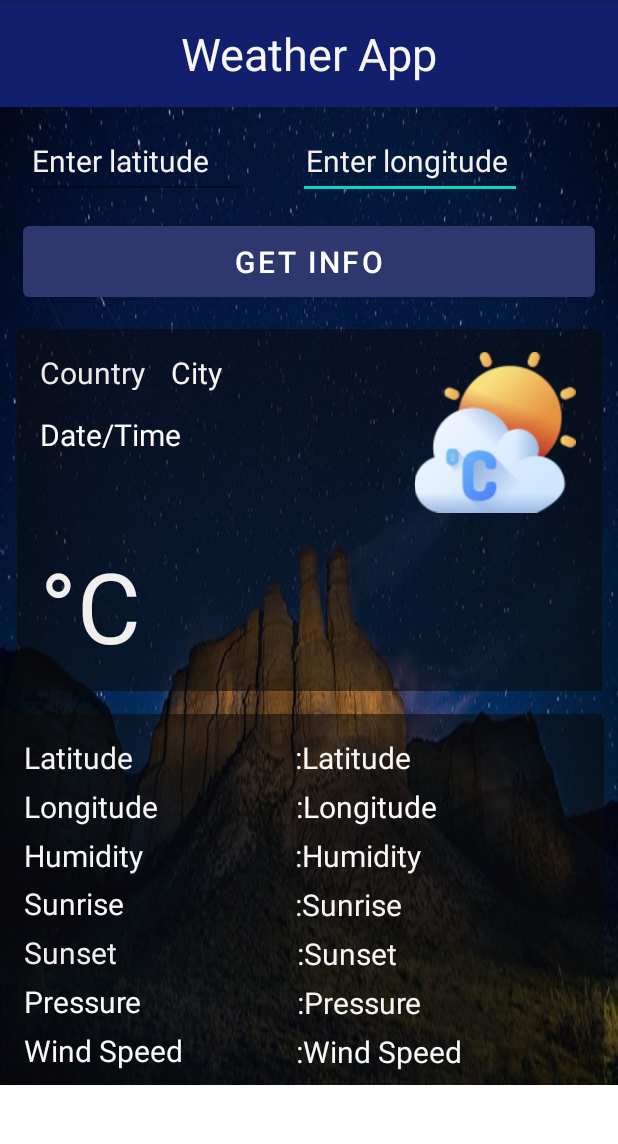
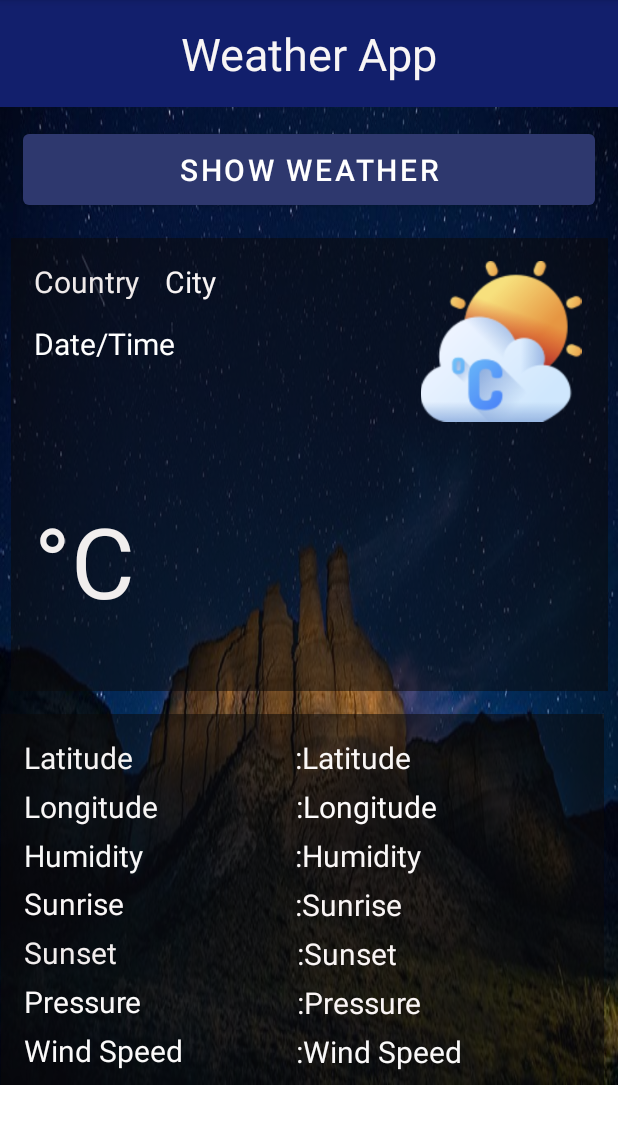
Before and after one commit to tas-wtag/myWeatherApplication, an Android app: the screen it shows after launch (MainActivity), on a phone screen of 412 x 824 dp, the part 84-1228 px from its top. Run offline under Robolectric (Android 15) with nearby library versions, the phone set to English and light mode, and no system bars; our stand-ins replace Picasso, Volley; pictures from the network do not load.

Commit message:
third commit

```diff
--- a/app/src/main/AndroidManifest.xml
+++ b/app/src/main/AndroidManifest.xml
@@ -3,6 +3,7 @@
     package="com.example.myweather2">
     <uses-permission android:name="android.permission.INTERNET" />
     <uses-permission android:name="android.permission.ACCESS_NETWORK_STATE" />
+    <uses-permission android:name="android.permission.ACCESS_COARSE_LOCATION" />
     <uses-permission android:name="android.permission.ACCESS_FINE_LOCATION" />
 
     <application
--- a/app/src/main/java/com/example/myweather2/MainActivity.java
+++ b/app/src/main/java/com/example/myweather2/MainActivity.java
@@ -1,9 +1,17 @@
 package com.example.myweather2;
 
 import androidx.appcompat.app.AppCompatActivity;
+import androidx.core.app.ActivityCompat;
 
+import android.Manifest;
 import android.annotation.SuppressLint;
+import android.content.Context;
+import android.content.pm.PackageManager;
+import android.location.Location;
+import android.location.LocationListener;
+import android.location.LocationManager;
 import android.os.Bundle;
+import android.util.Log;
 import android.view.View;
 import android.widget.Button;
 import android.widget.EditText;
@@ -30,15 +38,25 @@ import java.util.Date;
 import java.util.Locale;
 import java.util.TimeZone;
 
-public class MainActivity extends AppCompatActivity {
+public class MainActivity extends AppCompatActivity implements LocationListener {
 
 
+    //location
+    protected LocationManager locationManager;
+    protected LocationListener locationListener;
+    protected Context context;
+    protected String latitude, longitude;
+    protected boolean gps_enabled, network_enabled;
+
     EditText editText1,editText2;
+    double lati;
+    double longi;
+    TextView TextView3;
     Button button;
     ImageView imageView;
     TextView country,city,temp,time;
-    TextView latitude;
-    TextView longitude;
+    TextView latitude1;
+    TextView longitude1;
     TextView pressure;
     TextView humidity;
     TextView sunrise;
@@ -51,16 +69,16 @@ public class MainActivity extends AppCompatActivity {
         super.onCreate(savedInstanceState);
         setContentView(R.layout.activity_main);
 
-        editText1=findViewById(R.id.editTextTextPersonName);
-        editText2=findViewById(R.id.editTextTextPersonName2);
+        //editText1=findViewById(R.id.editTextTextPersonName);
+        //editText2=findViewById(R.id.editTextTextPersonName2);
         button = findViewById(R.id.button);
         country=findViewById(R.id.country);
         city=findViewById(R.id.city);
         temp=findViewById(R.id.temp);
         time=findViewById(R.id.textView2);
 
-        latitude=findViewById(R.id.Latitude);
-        longitude=findViewById(R.id.Longitude);
+        latitude1=findViewById(R.id.Latitude);
+        longitude1=findViewById(R.id.Longitude);
         humidity=findViewById(R.id.Humidity);
         sunrise=findViewById(R.id.Sunrise);
         sunset=findViewById(R.id.Sunset);
@@ -72,18 +90,31 @@ public class MainActivity extends AppCompatActivity {
         button.setOnClickListener(new View.OnClickListener() {
             @Override
             public void onClick(View v) {
+
                 findweather();
             }
         });
-
     }
 
+    public void findweather(){
 
+        //location
+        locationManager = (LocationManager) getSystemService(Context.LOCATION_SERVICE);
+        if (ActivityCompat.checkSelfPermission(this, Manifest.permission.ACCESS_FINE_LOCATION) != PackageManager.PERMISSION_GRANTED && ActivityCompat.checkSelfPermission(this, android.Manifest.permission.ACCESS_COARSE_LOCATION) != PackageManager.PERMISSION_GRANTED) {
+            // TODO: Consider calling
+            //    ActivityCompat#requestPermissions
+            // here to request the missing permissions, and then overriding
+            //   public void onRequestPermissionsResult(int requestCode, String[] permissions,
+            //                                          int[] grantResults)
+            // to handle the case where the user grants the permission. See the documentation
+            // for ActivityCompat#requestPermissions for more details.
+            return;
+        }
+        locationManager.requestLocationUpdates(LocationManager.GPS_PROVIDER, 0, 0, this);
 
-    public void findweather(){
         //String city1=editText.getText().toString();
-        String lat=editText1.getText().toString();
-        String lon=editText2.getText().toString();
+        String lat=String.valueOf(lati);
+        String lon=String.valueOf(longi);
         String url="http://api.openweathermap.org/data/2.5/weather?units=metric&lat="+lat+"&lon="+lon+"&appid=1ccb72c16c65d0f4afbfbb0c64313fbf";
 
 
@@ -128,12 +159,12 @@ public class MainActivity extends AppCompatActivity {
                     //find latitude
                     JSONObject object4=jsonObject.getJSONObject("coord");
                     double lat_find=object4.getDouble("lat");
-                    latitude.setText(lat_find+"°  N ");
+                    latitude1.setText(lat_find+"°  N ");
 
                     //find longitude
                     JSONObject object5=jsonObject.getJSONObject("coord");
                     double lon_find=object5.getDouble("lon");
-                    longitude.setText(lon_find+"°  E ");
+                    longitude1.setText(lon_find+"°  E ");
 
                     //find humidity
                     JSONObject object6=jsonObject.getJSONObject("main");
@@ -184,4 +215,33 @@ public class MainActivity extends AppCompatActivity {
         RequestQueue requestQueue= Volley.newRequestQueue(MainActivity.this);
         requestQueue.add(stringRequest);
     }
+    public void sendMessage(View view) {
+        // Do something in response to button
+    }
+
+    //location
+    @Override
+    public void onLocationChanged(Location location) {
+
+       lati=location.getLatitude();
+       longi=location.getLongitude();
+       // TextView3 = (TextView) findViewById(R.id.textView3);
+        //TextView3.setText("Latitude:" + location.getLatitude() + ", Longitude:" + location.getLongitude());
+
+    }
+
+    @Override
+    public void onProviderDisabled(String provider) {
+        Log.d("Latitude","disable");
+    }
+
+    @Override
+    public void onProviderEnabled(String provider) {
+        Log.d("Latitude","enable");
+    }
+
+    @Override
+    public void onStatusChanged(String provider, int status, Bundle extras) {
+        Log.d("Latitude","status");
+    }
 }
--- a/app/src/main/res/layout/activity_main.xml
+++ b/app/src/main/res/layout/activity_main.xml
@@ -8,27 +8,7 @@
     tools:context=".MainActivity">
 
 
-    <EditText
-        android:id="@+id/editTextTextPersonName2"
-        android:layout_width="149dp"
-        android:layout_height="49dp"
-        android:layout_marginStart="2dp"
-        android:layout_marginLeft="2dp"
-        android:layout_marginTop="12dp"
-        android:layout_marginEnd="15dp"
-        android:layout_marginRight="15dp"
-        android:ems="10"
-        android:gravity="start"
-        android:hint="Enter longitude"
-        android:inputType="textPersonName"
-        android:paddingLeft="5dp"
-        android:textColor="#DFD8D8"
-        android:textColorHint="#F4F1F1"
-        android:textSize="20sp"
-        app:layout_constraintEnd_toEndOf="parent"
-        app:layout_constraintHorizontal_bias="0.801"
-        app:layout_constraintStart_toStartOf="parent"
-        app:layout_constraintTop_toBottomOf="@+id/textView" />
+
 
     <TextView
         android:id="@+id/textView"
@@ -45,31 +25,9 @@
         app:layout_constraintStart_toStartOf="parent"
         app:layout_constraintTop_toTopOf="parent" />
 
-    <EditText
-        android:id="@+id/editTextTextPersonName"
-        android:layout_width="147dp"
-        android:layout_height="49dp"
-        android:layout_marginStart="2dp"
-        android:layout_marginLeft="2dp"
-        android:layout_marginTop="12dp"
-        android:layout_marginEnd="15dp"
-        android:layout_marginRight="15dp"
-        android:ems="10"
-        android:gravity="start"
-        android:hint="Enter latitude"
-        android:inputType="textPersonName"
-        android:paddingLeft="5dp"
-        android:textColor="#DFD8D8"
-        android:textColorHint="#F4F1F1"
-        android:textSize="20sp"
-        app:layout_constraintEnd_toEndOf="parent"
-        app:layout_constraintHorizontal_bias="0.056"
-        app:layout_constraintStart_toStartOf="parent"
-        app:layout_constraintTop_toBottomOf="@+id/textView" />
 
     <Button
         android:id="@+id/button"
-        android:text="Get Info"
         android:layout_width="0dp"
         android:layout_height="wrap_content"
         android:layout_marginStart="15dp"
@@ -81,28 +39,31 @@
         android:paddingTop="10dp"
         android:paddingRight="0dp"
         android:paddingBottom="10dp"
+        android:text="Show Weather"
         android:textColor="#FFFFFF"
         android:textSize="20sp"
         app:backgroundTint="#2E386E"
         app:layout_constraintEnd_toEndOf="parent"
-        app:layout_constraintHorizontal_bias="0.0"
+        app:layout_constraintHorizontal_bias="1.0"
         app:layout_constraintStart_toStartOf="parent"
-        app:layout_constraintTop_toBottomOf="@+id/editTextTextPersonName"
-        app:rippleColor="#F4F1F1" />
+        app:layout_constraintTop_toBottomOf="@+id/textView"
+        app:rippleColor="#F4F1F1"
+        tools:ignore="UnknownId" />
 
     <androidx.constraintlayout.widget.ConstraintLayout
         android:id="@+id/constraintLayout"
-        android:layout_width="390dp"
-        android:layout_height="241dp"
+        android:layout_width="398dp"
+        android:layout_height="302dp"
         android:layout_marginStart="15dp"
         android:layout_marginLeft="15dp"
-        android:layout_marginTop="15dp"
+        android:layout_marginTop="16dp"
         android:layout_marginEnd="15dp"
         android:layout_marginRight="15dp"
         android:background="#8C0B0A0A"
         app:layout_constraintEnd_toEndOf="parent"
         app:layout_constraintStart_toStartOf="parent"
-        app:layout_constraintTop_toBottomOf="@+id/button">
+        app:layout_constraintTop_toBottomOf="@+id/button"
+        tools:ignore="MissingConstraints">
 
         <TextView
             android:id="@+id/country"
```
